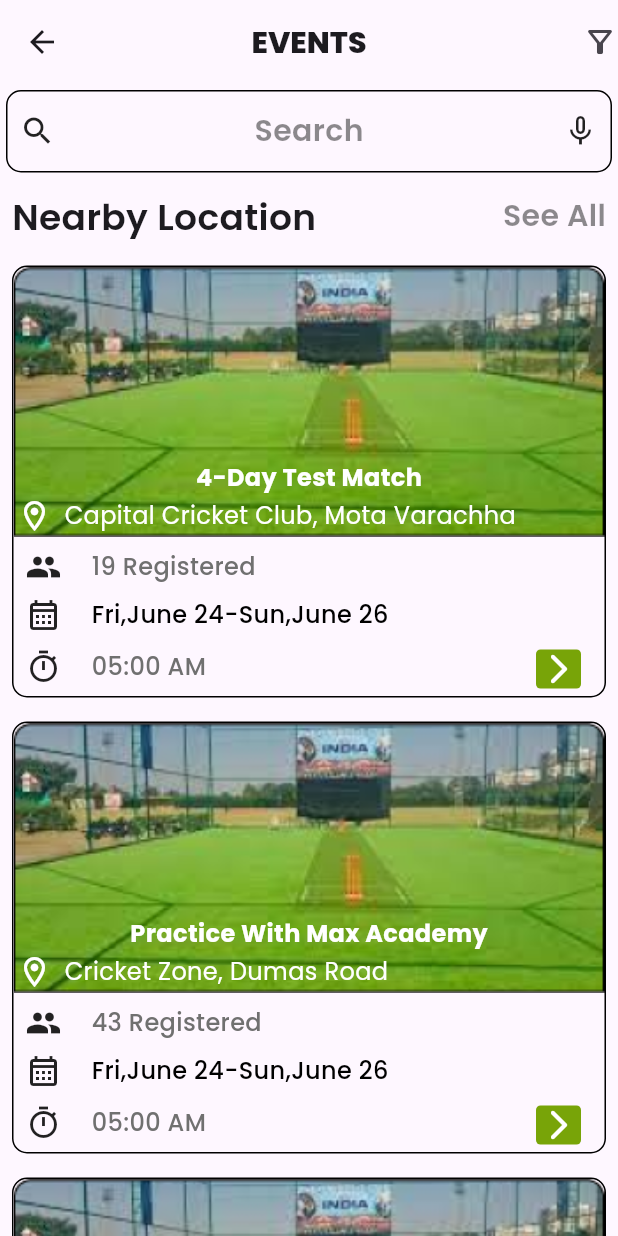
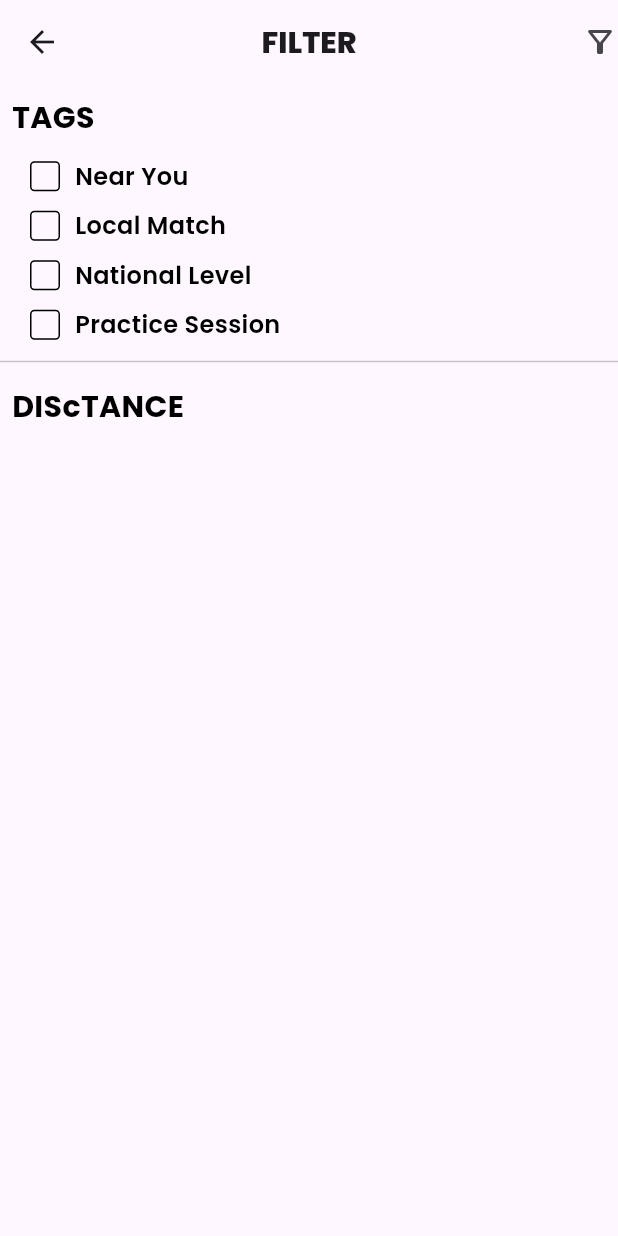
Before and after one commit to nidhamkacha/boxcricket, a Flutter app: the screen it shows after launch, on a phone screen of 412 x 824 dp. Run offline on Flutter 3.47's test engine with Material 3 defaults, Android fonts, the phone set to English and light mode, and no system bars; our stand-ins replace google_fonts.

Commit message:
19-2-24
Signed-off-by: Nidham Kacha <nidham78@gmail.com>

```diff
--- /dev/null
+++ b/lib/EventsScreen/Filter_Screen.dart
@@ -0,0 +1,144 @@
+import 'package:flutter/material.dart';
+import 'package:google_fonts/google_fonts.dart';
+
+class FilterScreen extends StatefulWidget {
+  const FilterScreen({super.key});
+
+  @override
+  State<FilterScreen> createState() => _FilterScreenState();
+}
+
+class _FilterScreenState extends State<FilterScreen> {
+  @override
+  Widget build(BuildContext context) {
+    return Scaffold(
+      appBar: AppBar(
+        leading: Icon(Icons.arrow_back),
+        centerTitle: true,
+        title: Text(
+          "FILTER",
+          style: GoogleFonts.poppins(fontSize: 20, fontWeight: FontWeight.w800),
+        ),
+        actions: [Icon(Icons.filter_alt_outlined)],
+      ),
+      body: Column(
+        crossAxisAlignment: CrossAxisAlignment.start,
+        children: [
+          Padding(
+            padding: const EdgeInsets.all(8.0),
+            child: Text(
+              "TAGS",
+              style: GoogleFonts.poppins(
+                  color: Colors.black,
+                  fontSize: 20,
+                  fontWeight: FontWeight.w700),
+            ),
+          ),
+          Padding(
+            padding: const EdgeInsets.all(5.0),
+            child: Row(
+              children: [
+                Container(
+                  margin: EdgeInsets.only(left: 15),
+                  height: 20,
+                  width: 20,
+                  decoration: BoxDecoration(
+                      border: Border.all(),
+                      borderRadius: BorderRadius.circular(3)),
+                ),
+                SizedBox(
+                  width: 10,
+                ),
+                Text("Near You",
+                    style: GoogleFonts.poppins(
+                        color: Color(0XFF000000),
+                        fontSize: 16,
+                        fontWeight: FontWeight.w600)),
+              ],
+            ),
+          ),
+          Padding(
+            padding: const EdgeInsets.all(5.0),
+            child: Row(
+              children: [
+                Container(
+                  margin: EdgeInsets.only(left: 15),
+                  height: 20,
+                  width: 20,
+                  decoration: BoxDecoration(
+                      border: Border.all(),
+                      borderRadius: BorderRadius.circular(3)),
+                ),
+                SizedBox(
+                  width: 10,
+                ),
+                Text("Local Match",
+                    style: GoogleFonts.poppins(
+                        color: Color(0XFF000000),
+                        fontSize: 16,
+                        fontWeight: FontWeight.w600)),
+              ],
+            ),
+          ),
+          Padding(
+            padding: const EdgeInsets.all(5.0),
+            child: Row(
+              children: [
+                Container(
+                  margin: EdgeInsets.only(left: 15),
+                  height: 20,
+                  width: 20,
+                  decoration: BoxDecoration(
+                      border: Border.all(),
+                      borderRadius: BorderRadius.circular(3)),
+                ),
+                SizedBox(
+                  width: 10,
+                ),
+                Text("National Level",
+                    style: GoogleFonts.poppins(
+                        color: Color(0XFF000000),
+                        fontSize: 16,
+                        fontWeight: FontWeight.w600)),
+              ],
+            ),
+          ),
+          Padding(
+            padding: const EdgeInsets.all(5.0),
+            child: Row(
+              children: [
+                Container(
+                  margin: EdgeInsets.only(left: 15),
+                  height: 20,
+                  width: 20,
+                  decoration: BoxDecoration(
+                      border: Border.all(),
+                      borderRadius: BorderRadius.circular(3)),
+                ),
+                SizedBox(
+                  width: 10,
+                ),
+                Text("Practice Session",
+                    style: GoogleFonts.poppins(
+                        color: Color(0XFF000000),
+                        fontSize: 16,
+                        fontWeight: FontWeight.w600)),
+              ],
+            ),
+          ),
+          Divider(),
+          Padding(
+            padding: const EdgeInsets.all(8.0),
+            child: Text(
+              "DIScTANCE",
+              style: GoogleFonts.poppins(
+                  color: Colors.black,
+                  fontSize: 20,
+                  fontWeight: FontWeight.w700),
+            ),
+          ),
+        ],
+      ),
+    );
+  }
+}
--- a/lib/EventsScreen/event_screen.dart
+++ b/lib/EventsScreen/event_screen.dart
@@ -177,7 +177,7 @@ class _EventScreenState extends State<EventScreen> {
                               fontWeight: FontWeight.w500),
                         ),
                         Container(
-                          margin: EdgeInsets.only(left: 220, top: 3),
+                          margin: EdgeInsets.only(left: 200, top: 3),
                           height: 26,
                           width: 30,
                           decoration: BoxDecoration(
@@ -301,7 +301,7 @@ class _EventScreenState extends State<EventScreen> {
                               fontWeight: FontWeight.w500),
                         ),
                         Container(
-                          margin: EdgeInsets.only(left: 220, top: 3),
+                          margin: EdgeInsets.only(left: 200, top: 3),
                           height: 26,
                           width: 30,
                           decoration: BoxDecoration(
@@ -425,7 +425,7 @@ class _EventScreenState extends State<EventScreen> {
                               fontWeight: FontWeight.w500),
                         ),
                         Container(
-                          margin: EdgeInsets.only(left: 220, top: 3),
+                          margin: EdgeInsets.only(left: 200, top: 3),
                           height: 26,
                           width: 30,
                           decoration: BoxDecoration(
@@ -442,6 +442,35 @@ class _EventScreenState extends State<EventScreen> {
                   ),
                 ],
               ),
+            ),
+            Padding(
+              padding: const EdgeInsets.all(8.0),
+              child: Container(
+                height: 46,
+                width: 370,
+                decoration: BoxDecoration(
+                    color: Color(0xFFffffff),
+                    borderRadius: BorderRadius.circular(10),
+                    boxShadow: [BoxShadow(blurRadius: 0.5)]),
+                child: Row(
+                  mainAxisAlignment: MainAxisAlignment.spaceAround,
+                  children: [
+                    Container(
+                      height: 37,
+                      width: 37,
+                      decoration: BoxDecoration(
+                          color: Color(0XFF78A408), shape: BoxShape.circle),
+                      child: Icon(
+                        Icons.home_outlined,
+                        color: Colors.white,
+                      ),
+                    ),
+                    Icon(Icons.event),
+                    Icon(Icons.sports_cricket_outlined),
+                    Icon(Icons.person_2_outlined)
+                  ],
+                ),
+              ),
             ), //first container Over
           ],
         ),
--- a/lib/main.dart
+++ b/lib/main.dart
@@ -1,3 +1,4 @@
+import 'package:boxcricket/EventsScreen/Filter_Screen.dart';
 import 'package:boxcricket/EventsScreen/event_screen.dart';
 import 'package:boxcricket/HomeScreens/Discover_Screen.dart';
 import 'package:boxcricket/HomeScreens/Home_Screen.dart';
@@ -39,7 +40,8 @@ class MyApp extends StatelessWidget {
       // home: DiscoverScreen(),
       // home: DetailScreen(),
       // home: PaymentScreen(),
-      home: EventScreen(),
+      // home: EventScreen(),
+      home: FilterScreen(),
     );
   }
 }
```
Also changed, not shown: pubspec.lock.
